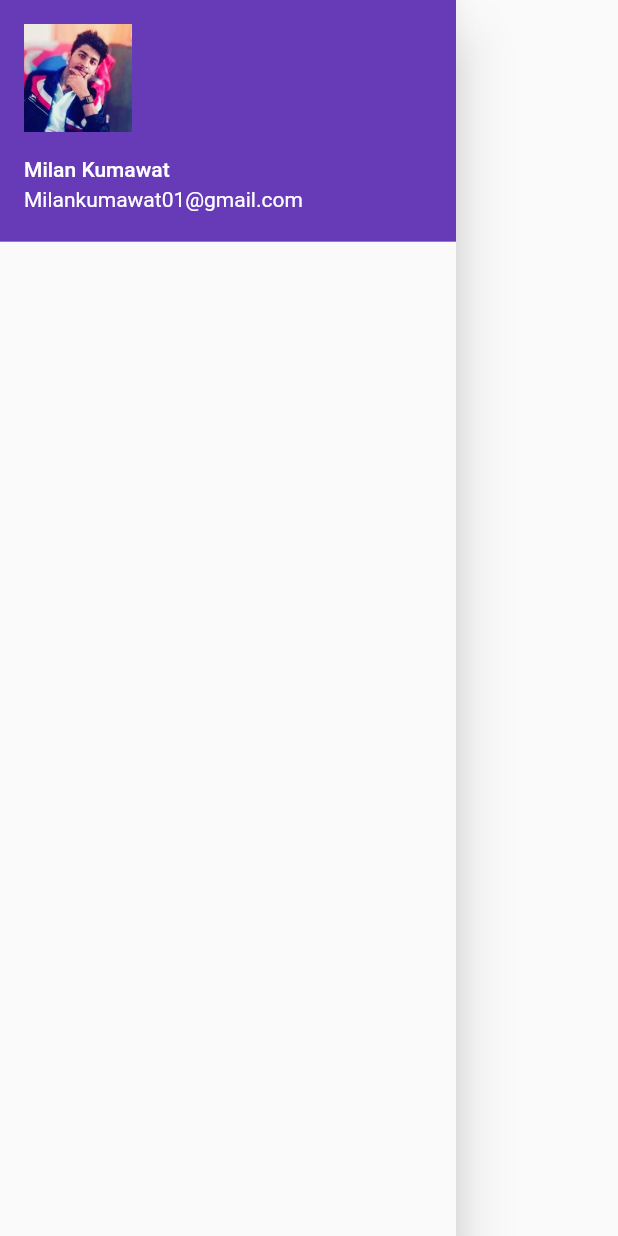
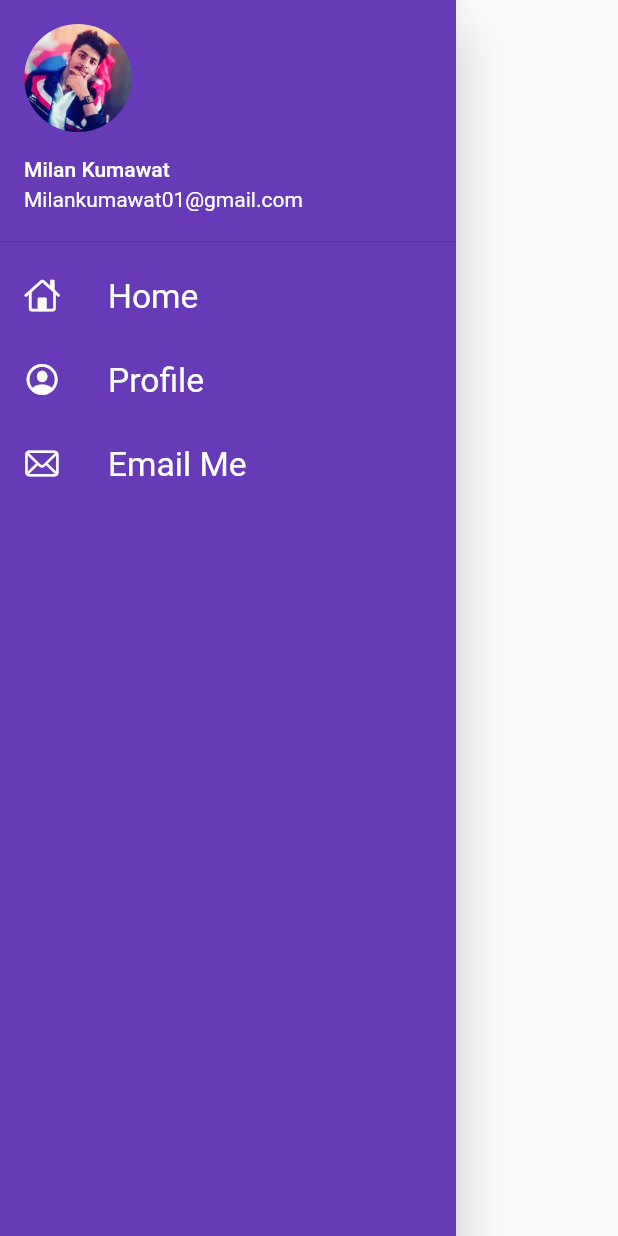
Before and after one commit to milankumawat1/MyFirstFlutterApp, a Flutter app: the MyDrawer widget shown alone on an empty page, opened directly, on a phone screen of 412 x 824 dp. Run offline on Flutter 3.47's test engine with Material 2 defaults, Android fonts, the light colour scheme and no system bars.

Commit message:
day 9 completed

```diff
--- a/lib/widgets/drawer.dart
+++ b/lib/widgets/drawer.dart
@@ -1,12 +1,18 @@
+// ignore_for_file: prefer_const_literals_to_create_immutables, prefer_const_constructors
+
 import 'dart:ui';
 
+import 'package:flutter/cupertino.dart';
 import 'package:flutter/material.dart';
 
 class MyDrawer extends StatelessWidget {
   @override
   Widget build(BuildContext context) {
     return Drawer(
+        child: Container(
+      color: Colors.deepPurple,
       child: ListView(
+        padding: EdgeInsets.zero,
         children: [
           DrawerHeader(
             padding: EdgeInsets.zero,
@@ -15,12 +21,46 @@ class MyDrawer extends StatelessWidget {
               accountName: Text("Milan Kumawat"),
               accountEmail: Text("Milankumawat01@gmail.com"),
               currentAccountPicture: CircleAvatar(
-                child: Image.asset(
+                  backgroundImage: AssetImage(
                 "assets/images/profile.png",
               )),
             ),
           ),
+          ListTile(
+            leading: Icon(
+              CupertinoIcons.home,
+              color: Colors.white,
+            ),
+            title: Text(
+              "Home",
+              textScaleFactor: 1.4,
+              style: TextStyle(color: Colors.white),
+            ),
+          ),
+          ListTile(
+            leading: Icon(
+              CupertinoIcons.profile_circled,
+              color: Colors.white,
+            ),
+            title: Text(
+              "Profile",
+              textScaleFactor: 1.4,
+              style: TextStyle(color: Colors.white),
+            ),
+          ),
+          ListTile(
+            leading: Icon(
+              CupertinoIcons.mail,
+              color: Colors.white,
+            ),
+            title: Text(
+              "Email Me",
+              textScaleFactor: 1.4,
+              style: TextStyle(color: Colors.white),
+            ),
+          )
         ],
+      ),
     ));
   }
 }
```
Lines whose indentation alone changed are shown as unchanged.
